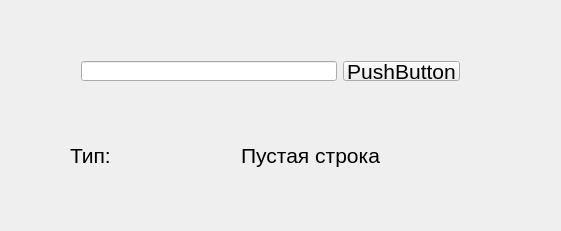
This is mainwindow.ui in Deomus/Ex_9 as Qt 5 draws it before an edit. The edited form follows.
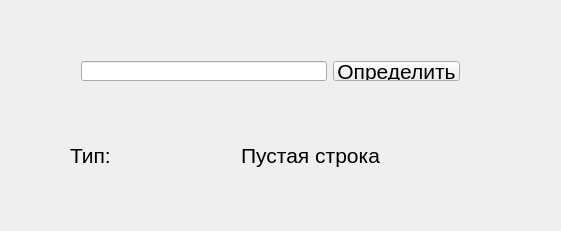
This is the edited form.

The edit to the form file:
```diff
--- a/mainwindow.ui
+++ b/mainwindow.ui
@@ -88,7 +88,7 @@
         </font>
        </property>
        <property name="text">
-        <string>PushButton</string>
+        <string>Определить</string>
        </property>
       </widget>
      </item>
```
